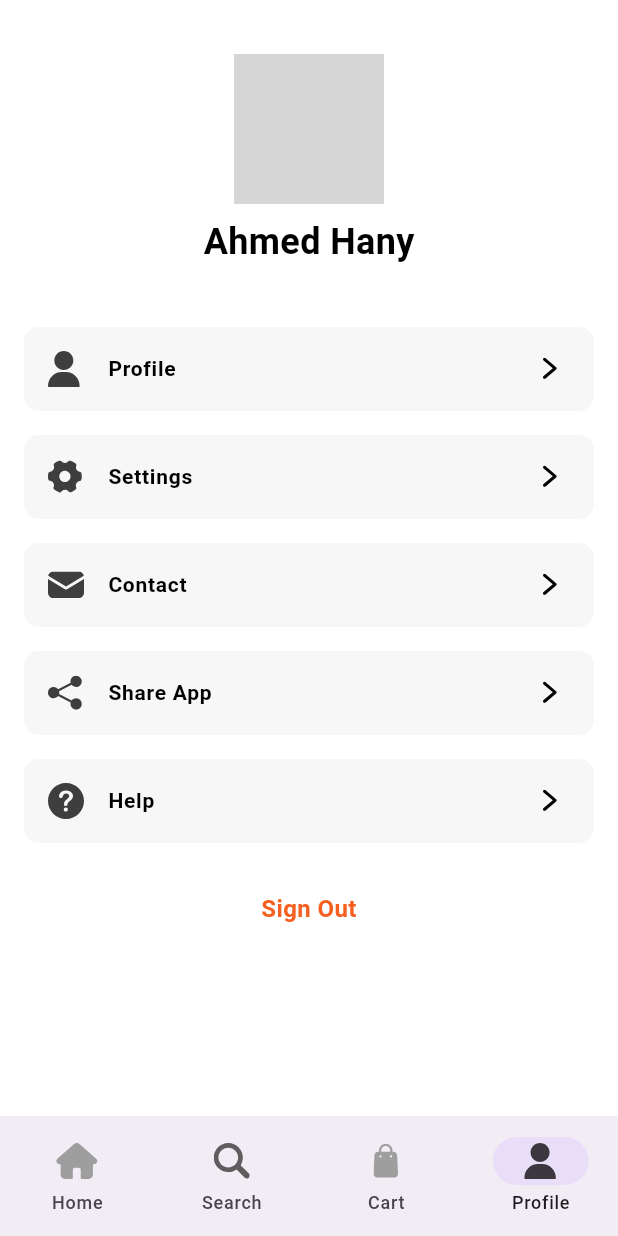
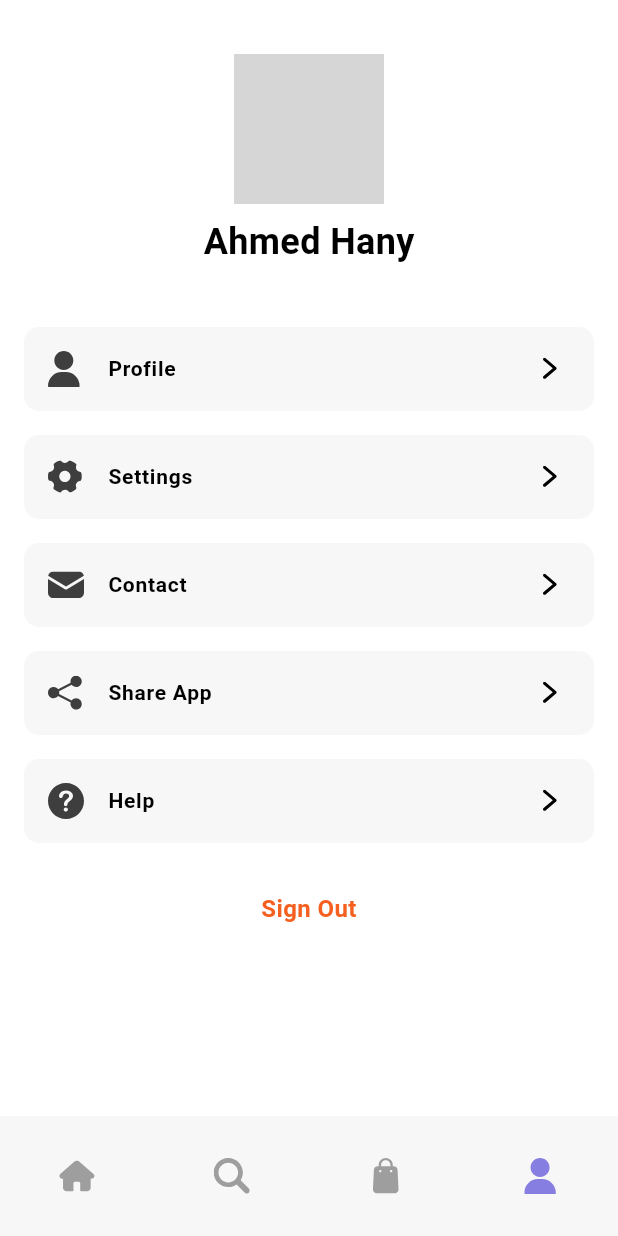
Before and after one commit to ahmedhanyh/e-commerce-flutter-app, a Flutter app: the NavBar screen opened directly, item 4 of the bottom bar chosen, on a phone screen of 412 x 824 dp. Run offline on Flutter 3.47's test engine with Material 3 defaults, Android fonts, the phone set to English and light mode, and no system bars; our stand-ins replace dio, firebase_auth, firebase_core, flutter_bloc, flutter_svg, pretty_dio_logger; accounts and stored records are empty; Roboto replaces fonts that are missing (Poppins); grey boxes are pictures that could not be loaded.

Commit message:
style(navbar): update NavBar style

```diff
--- a/lib/features/navigation_bar/view.dart
+++ b/lib/features/navigation_bar/view.dart
@@ -1,3 +1,4 @@
+import 'package:final_flutter_project/core/resources/app_colors.dart';
 import 'package:flutter/material.dart';
 import 'package:flutter_svg/flutter_svg.dart';
 import '../home/view.dart';
@@ -5,7 +6,7 @@ import '../profile/view.dart';
 import '../search/view.dart';
 
 class NavBar extends StatefulWidget {
-  const NavBar({super.key, this.selectedIndex = 0 });
+  const NavBar({super.key, this.selectedIndex = 0});
 
   final int selectedIndex;
 
@@ -29,6 +30,12 @@ class _NavBarState extends State<NavBar> {
   Widget build(BuildContext context) {
     return Scaffold(
       bottomNavigationBar: NavigationBar(
+        labelBehavior: NavigationDestinationLabelBehavior.alwaysHide,
+        backgroundColor: secondaryColor,
+        indicatorColor: Colors.transparent,
+        overlayColor: WidgetStatePropertyAll(
+          Colors.transparent
+        ),
         onDestinationSelected: (int index) {
           setState(() {
             selectedPageIndex = index;
@@ -36,19 +43,62 @@ class _NavBarState extends State<NavBar> {
         },
         selectedIndex: selectedPageIndex,
         destinations: [
-          NavigationDestination(icon: SvgPicture.asset("assets/icons/home.svg"), label: "Home"),
-          NavigationDestination(icon: SvgPicture.asset("assets/icons/search.svg"), label: "Search"),
           NavigationDestination(
-            icon: SvgPicture.asset("assets/icons/cart.svg"),
+            icon: SvgPicture.asset(
+              "assets/icons/home.svg",
+              colorFilter: ColorFilter.mode(
+                selectedPageIndex == 0 ? primaryColor : Color(0xff9E9E9E),
+                BlendMode.srcIn,
+              ),
+              width: 24,
+              height: 24,
+            ),
+            label: "Home",
+          ),
+          NavigationDestination(
+            icon: SvgPicture.asset(
+              "assets/icons/search.svg",
+              colorFilter: ColorFilter.mode(
+                selectedPageIndex == 1 ? primaryColor : Color(0xff9E9E9E),
+                BlendMode.srcIn,
+              ),
+              width: 24,
+              height: 24,
+            ),
+            label: "Search",
+          ),
+          NavigationDestination(
+            icon: SvgPicture.asset(
+              "assets/icons/cart.svg",
+              colorFilter: ColorFilter.mode(
+                selectedPageIndex == 2 ? primaryColor : Color(0xff9E9E9E),
+                BlendMode.srcIn,
+              ),
+              width: 24,
+              height: 24,
+            ),
             label: "Cart",
           ),
           NavigationDestination(
-            icon: SvgPicture.asset("assets/icons/profile.svg"),
+            icon: SvgPicture.asset(
+              "assets/icons/profile.svg",
+              colorFilter: ColorFilter.mode(
+                selectedPageIndex == 3 ? primaryColor : Color(0xff9E9E9E),
+                BlendMode.srcIn,
+              ),
+              width: 24,
+              height: 24,
+            ),
             label: "Profile",
           ),
         ],
       ),
-      body: [HomeScreen(), SearchScreen(), SearchScreen(), ProfileScreen()][selectedPageIndex],
+      body: [
+        HomeScreen(),
+        SearchScreen(),
+        SearchScreen(),  // placeholder until cart is implemented
+        ProfileScreen(),
+      ][selectedPageIndex],
     );
   }
 }
```
